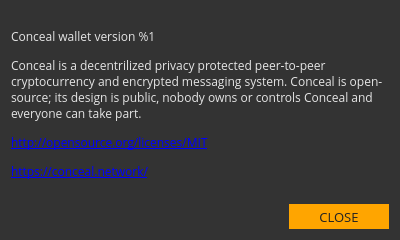
This is src/gui/ui/aboutdialog.ui in ConcealNetwork/conceal-desktop as Qt 5 draws it before an edit. The edited form follows.
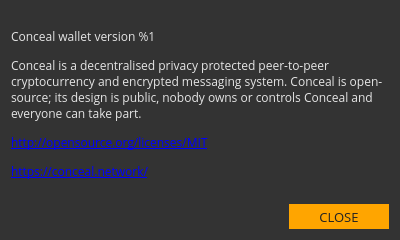
This is the edited form.

The edit to the form file:
```diff
--- a/src/gui/ui/aboutdialog.ui
+++ b/src/gui/ui/aboutdialog.ui
@@ -50,7 +50,7 @@
       </font>
      </property>
      <property name="text">
-      <string>&lt;html&gt;&lt;head/&gt;&lt;body&gt;&lt;p&gt;Conceal wallet version %1&lt;/p&gt;&lt;p&gt;Conceal is a decentrilized privacy protected peer-to-peer cryptocurrency and encrypted messaging system. Conceal is open-source; its design is public, nobody owns or controls Conceal and everyone can take part.&lt;/p&gt;&lt;p&gt;&lt;a href=&quot;http://opensource.org/licenses/MIT&quot;&gt;&lt;span style=&quot; text-decoration: underline; color:#0000ff;&quot;&gt;http://opensource.org/licenses/MIT&lt;/span&gt;&lt;/a&gt;&lt;/p&gt;&lt;p&gt;&lt;a href=&quot;https://conceal.network/&quot;&gt;&lt;span style=&quot; text-decoration: underline; color:#0000ff;&quot;&gt;https://conceal.network/&lt;/span&gt;&lt;/a&gt;&lt;/p&gt;&lt;/body&gt;&lt;/html&gt;</string>
+      <string>&lt;html&gt;&lt;head/&gt;&lt;body&gt;&lt;p&gt;Conceal wallet version %1&lt;/p&gt;&lt;p&gt;Conceal is a decentralised privacy protected peer-to-peer cryptocurrency and encrypted messaging system. Conceal is open-source; its design is public, nobody owns or controls Conceal and everyone can take part.&lt;/p&gt;&lt;p&gt;&lt;a href=&quot;http://opensource.org/licenses/MIT&quot;&gt;&lt;span style=&quot; text-decoration: underline; color:#0000ff;&quot;&gt;http://opensource.org/licenses/MIT&lt;/span&gt;&lt;/a&gt;&lt;/p&gt;&lt;p&gt;&lt;a href=&quot;https://conceal.network/&quot;&gt;&lt;span style=&quot; text-decoration: underline; color:#0000ff;&quot;&gt;https://conceal.network/&lt;/span&gt;&lt;/a&gt;&lt;/p&gt;&lt;/body&gt;&lt;/html&gt;</string>
      </property>
      <property name="textFormat">
       <enum>Qt::RichText</enum>
```
